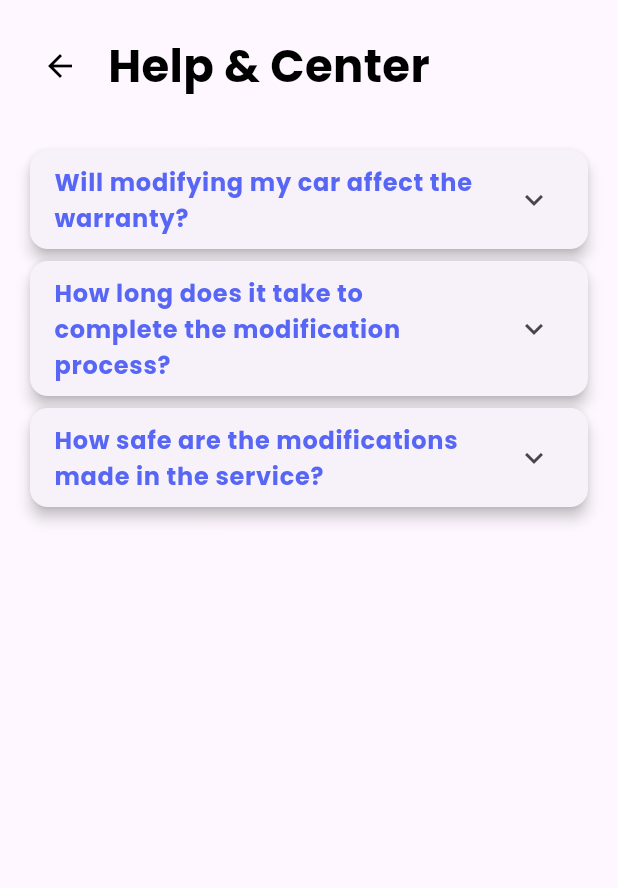
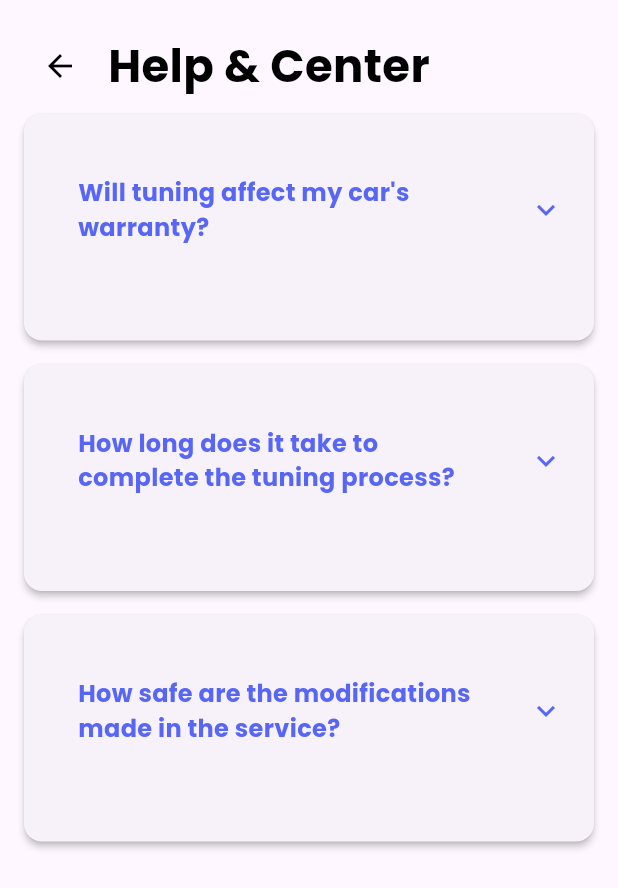
Before and after one commit to upc-pre-202402-cc238-sw65-dev-raid/cartunn-mobile-app, a Flutter app: the SettingsPage screen opened directly, after a tap on "Help & Center", on a phone screen of 412 x 824 dp. Shown: the top 888 px of the screen. Run offline on Flutter 3.47's test engine with Material 3 defaults, Android fonts, the phone set to English and light mode, and no system bars; drawn by our look-alikes of accordion; our stand-ins replace flutter_bloc, get_it, iconsax.

Commit message:
feat(settings): Implemented new functionalities on HelpCenter

```diff
--- a/lib/features/auth/presentation/pages/login_page.dart
+++ b/lib/features/auth/presentation/pages/login_page.dart
@@ -9,7 +9,7 @@ import 'package:get_it/get_it.dart';
 import 'package:cartunn/features/inventory/presentation/pages/inventory_page.dart';
 import 'package:cartunn/features/manageRefunds/presentation/pages/manage_refund_page.dart';
 import 'package:cartunn/views/orders/orders.dart';
-import 'package:cartunn/views/settings/settings.dart';
+import 'package:cartunn/features/settings/presentation/pages/settings_page.dart';
 import 'package:cartunn/features/inventory/domain/usecases/get_products_usecase.dart';
 
 class LoginPage extends StatefulWidget {
--- /dev/null
+++ b/lib/features/settings/presentation/pages/help/help_center_page.dart
@@ -0,0 +1,54 @@
+import 'package:flutter/material.dart';
+import 'package:cartunn/features/settings/presentation/widgets/faq_item.dart';
+
+class HelpCenterPage extends StatelessWidget {
+  const HelpCenterPage({super.key});
+
+  @override
+  Widget build(BuildContext context) {
+    return Scaffold(
+      body: ListView(
+        padding: const EdgeInsets.symmetric(horizontal: 16.0, vertical: 20.0),
+        children: [
+          Padding(
+            padding: const EdgeInsets.only(bottom: 8.0),
+            child: Row(
+              children: [
+                IconButton(
+                  icon: const Icon(Icons.arrow_back, color: Colors.black),
+                  onPressed: () {
+                    Navigator.pop(context);
+                  },
+                ),
+                const SizedBox(width: 8.0),
+                const Text(
+                  'Help & Center',
+                  style: TextStyle(
+                    fontWeight: FontWeight.bold,
+                    fontSize: 30,
+                    color: Colors.black,
+                  ),
+                ),
+              ],
+            ),
+          ),
+          const FAQItem(
+            question: "Will tuning affect my car's warranty?",
+            answer:
+                "In general, making modifications to your car can affect the warranty, especially if these modifications are related to the engine or other major components. However, our team will ensure that any modifications made comply with the manufacturer's standards and specifications to minimize any warranty risk.",
+          ),
+          const FAQItem(
+            question: "How long does it take to complete the tuning process?",
+            answer:
+                "The time required to complete the tuning process may vary depending on the scope of the modifications and the availability of the necessary components. Our team will provide you with a detailed estimate of the waiting time once we have evaluated your car and agreed on the details of the work to be done.",
+          ),
+          const FAQItem(
+            question: "How safe are the modifications made in the service?",
+            answer:
+                "Safety is our top priority. All modifications performed on your car are carried out by professionals who follow rigorous safety guidelines and standards.",
+          ),
+        ],
+      ),
+    );
+  }
+}
--- /dev/null
+++ b/lib/features/settings/presentation/pages/settings_page.dart
@@ -0,0 +1,103 @@
+import 'package:cartunn/features/settings/presentation/pages/help/help_center_page.dart';
+import 'package:cartunn/features/settings/presentation/pages/profile/profile.dart';
+import 'package:flutter/material.dart';
+
+class SettingsPage extends StatelessWidget {
+  const SettingsPage({super.key});
+
+  @override
+  Widget build(BuildContext context) {
+    return Scaffold(
+      appBar: AppBar(
+        title: const Text(
+          'Settings',
+          style: TextStyle(
+            fontSize: 30,
+            fontWeight: FontWeight.bold,
+          ),
+        ),
+      ),
+      body: CustomScrollView(
+        slivers: [
+          // Profile section
+          SliverList(
+            delegate: SliverChildListDelegate(
+              [
+                ListTile(
+                  leading: const Icon(Icons.person, color: Color(0xFF5766F5)),
+                  title: const Text(
+                    'Profile',
+                    style: TextStyle(color: Colors.black),
+                  ),
+                  trailing: const Icon(Icons.arrow_forward_ios, color: Colors.grey),
+                  onTap: () {
+                    Navigator.push(
+                      context,
+                      MaterialPageRoute(builder: (context) => const ProfilePage()),
+                    );
+                  },
+                  shape: RoundedRectangleBorder(
+                    borderRadius: BorderRadius.circular(12.0),
+                    side: const BorderSide(color: Color.fromARGB(255, 158, 158, 158), width: 0.5),
+                  ),
+                ),
+                const SizedBox(height: 20.0),
+              ],
+            ),
+          ),
+
+          // Help & Center section
+          SliverList(
+            delegate: SliverChildListDelegate(
+              [
+                ListTile(
+                  leading: const Icon(Icons.help, color: Color(0xFF5766F5)),
+                  title: const Text(
+                    'Help & Center',
+                    style: TextStyle(color: Colors.black),
+                  ),
+                  trailing: const Icon(Icons.arrow_forward_ios, color: Colors.grey),
+                  onTap: () {
+                    Navigator.push(
+                      context,
+                      MaterialPageRoute(builder: (context) => const HelpCenterPage()),
+                    );
+                  },
+                  shape: RoundedRectangleBorder(
+                    borderRadius: BorderRadius.circular(12.0),
+                    side: const BorderSide(color: Colors.grey, width: 0.5),
+                  ),
+                ),
+                const SizedBox(height: 20.0),
+              ],
+            ),
+          ),
+
+          // Logout section
+          SliverList(
+            delegate: SliverChildListDelegate(
+              [
+                ListTile(
+                  leading: const Icon(Icons.logout, color: Color(0xFF5766F5)),
+                  title: const Text(
+                    'Logout',
+                    style: TextStyle(color: Colors.black),
+                  ),
+                  trailing: const Icon(Icons.arrow_forward_ios, color: Colors.grey),
+                  onTap: () {
+                    // Implement logout functionality here
+                  },
+                  shape: RoundedRectangleBorder(
+                    borderRadius: BorderRadius.circular(12.0),
+                    side: const BorderSide(color: Colors.grey, width: 0.5),
+                  ),
+                ),
+                const SizedBox(height: 20.0),
+              ],
+            ),
+          ),
+        ],
+      ),
+    );
+  }
+}
--- /dev/null
+++ b/lib/features/settings/presentation/widgets/faq_item.dart
@@ -0,0 +1,67 @@
+import 'package:flutter/material.dart';
+import 'package:accordion/accordion.dart';
+
+class FAQItem extends StatelessWidget {
+  final String question;
+  final String answer;
+
+  const FAQItem({
+    required this.question,
+    required this.answer,
+    super.key,
+  });
+
+  @override
+  Widget build(BuildContext context) {
+    return Card(
+      elevation: 2,
+      margin: const EdgeInsets.only(bottom: 16.0),
+      shape: RoundedRectangleBorder(
+        borderRadius: BorderRadius.circular(12.0),
+      ),
+      child: Accordion(
+        maxOpenSections: 1,
+        headerBackgroundColorOpened: const Color(0xFFE0E3F3),
+        children: [
+          AccordionSection(
+            isOpen: false,
+            headerBackgroundColor: Colors.transparent,
+            header: Padding(
+              padding: const EdgeInsets.all(16.0),
+              child: Text(
+                question,
+                style: const TextStyle(
+                  fontWeight: FontWeight.bold,
+                  fontSize: 16,
+                  color: Color(0xFF5766F5),
+                ),
+              ),
+            ),
+            rightIcon: const Icon(
+              Icons.expand_more,
+              color: Color(0xFF5766F5),
+            ),
+            content: Container(
+              decoration: const BoxDecoration(
+                color: Colors.white,
+                borderRadius: BorderRadius.only(
+                  bottomLeft: Radius.circular(12.0),
+                  bottomRight: Radius.circular(12.0),
+                ),
+              ),
+              padding: const EdgeInsets.all(16.0),
+              child: Text(
+                answer,
+                style: const TextStyle(
+                  fontSize: 14,
+                  color: Colors.black87,
+                ),
+              ),
+            ),
+            contentBorderWidth: 0, // Sin borde adicional
+          ),
+        ],
+      ),
+    );
+  }
+}
--- a/lib/main.dart
+++ b/lib/main.dart
@@ -20,6 +20,7 @@ void setupGetIt() {
   getIt.registerLazySingleton(() => http.Client());
   getIt.registerLazySingleton(() => AuthService());
   getIt.registerFactory(() => LoginBloc(getIt<AuthService>()));
+
   getIt.registerLazySingleton(() => InventoryRemoteDatasource());
   getIt.registerLazySingleton<InventoryRepository>(
     () => InventoryRepositoryImpl(remoteDatasource: getIt()),
--- a/lib/views/settings/helpCenter/help_center.dart
+++ /dev/null
@@ -1,98 +0,0 @@
-import 'package:flutter/material.dart';
-
-class HelpCenterPage extends StatelessWidget {
-  const HelpCenterPage({super.key});
-
-  @override
-  Widget build(BuildContext context) {
-    return Scaffold(
-      body: ListView(
-        padding: const EdgeInsets.symmetric(horizontal: 16.0, vertical: 20.0),
-        children: [
-          Padding(
-            padding: const EdgeInsets.only(bottom: 8.0),
-            child: Row(
-              children: [
-                IconButton(
-                  icon: const Icon(Icons.arrow_back, color: Colors.black),
-                  onPressed: () {
-                    Navigator.pop(context);
-                  },
-                ),
-                const SizedBox(width: 8.0),
-                const Text(
-                  'Help & Center',
-                  style: TextStyle(
-                    fontWeight: FontWeight.bold,
-                    fontSize: 30,
-                    color: Colors.black,
-                  ),
-                ),
-              ],
-            ),
-          ),
-          const SizedBox(height: 20.0),
-          const FAQItem(
-            question: "Will modifying my car affect the warranty?",
-            answer:
-                "In general, making modifications to your car can affect the warranty, especially if these modifications involve the engine or other major components. However, our team will ensure that modifications comply with the manufacturer's standards and specifications to minimize any warranty risk.",
-          ),
-          const FAQItem(
-            question: "How long does it take to complete the modification process?",
-            answer:
-                "The time required to complete the modification process can vary depending on the scope of the modifications and the availability of the necessary components. Our team will provide you with a detailed estimate of the waiting time once we have evaluated your car and agreed on the work details.",
-          ),
-          const FAQItem(
-            question: "How safe are the modifications made in the service?",
-            answer:
-                "Safety is our top priority. All modifications performed on your car are carried out by professionals who follow rigorous safety guidelines and standards.",
-          ),
-        ],
-      ),
-    );
-  }
-}
-
-class FAQItem extends StatelessWidget {
-  final String question;
-  final String answer;
-
-  const FAQItem({
-    required this.question,
-    required this.answer,
-    super.key,
-  });
-
-  @override
-  Widget build(BuildContext context) {
-    return Card(
-      elevation: 4.0,
-      shape: RoundedRectangleBorder(
-        borderRadius: BorderRadius.circular(12.0),
-      ),
-      child: ExpansionTile(
-        backgroundColor: Colors.white,
-        title: Text(
-          question,
-          style: const TextStyle(
-            fontWeight: FontWeight.w600,
-            fontSize: 16,
-            color: Color(0xFF5766F5),
-          ),
-        ),
-        children: [
-          Padding(
-            padding: const EdgeInsets.all(16.0),
-            child: Text(
-              answer,
-              style: const TextStyle(
-                fontSize: 14,
-                color: Colors.black87,
-              ),
-            ),
-          ),
-        ],
-      ),
-    );
-  }
-}
--- a/lib/views/settings/settings.dart
+++ /dev/null
@@ -1,71 +0,0 @@
-import 'package:flutter/material.dart';
-import 'package:cartunn/views/settings/profile/profile.dart';
-import 'package:cartunn/views/settings/helpCenter/help_center.dart';
-
-class SettingsPage extends StatelessWidget {
-  const SettingsPage({super.key});
-
-  @override
-  Widget build(BuildContext context) {
-    return Scaffold(
-      body: ListView(
-        children: [
-          const Padding(
-            padding: EdgeInsets.all(8.0),
-            child: Text(
-              'Settings',
-              style: TextStyle(
-                fontWeight: FontWeight.bold,
-                fontSize: 30,
-              ),
-            ),
-          ),
-          const SizedBox(height: 20.0),
-          ListTile(
-            leading: const Icon(Icons.person, color: Colors.black),
-            title: const Text('Profile'),
-            trailing: const Icon(Icons.arrow_forward_ios, color: Colors.grey),
-            onTap: () {
-              Navigator.push(
-                context,
-                MaterialPageRoute(builder: (context) => const ProfilePage()),
-              );
-            },
-            shape: RoundedRectangleBorder(
-              borderRadius: BorderRadius.circular(12.0),
-              side: const BorderSide(color: Color.fromARGB(255, 158, 158, 158), width: 0.5),
-            ),
-          ),
-          const SizedBox(height: 20.0),
-          ListTile(
-            leading: const Icon(Icons.help, color: Colors.black),
-            title: const Text('Help & Center'),
-            trailing: const Icon(Icons.arrow_forward_ios, color: Colors.grey),
-            onTap: () {
-              Navigator.push(
-                context,
-                MaterialPageRoute(builder: (context) => const HelpCenterPage()),
-              );
-            },
-            shape: RoundedRectangleBorder(
-              borderRadius: BorderRadius.circular(12.0),
-              side: const BorderSide(color: Colors.grey, width: 0.5),
-            ),
-          ),
-          const SizedBox(height: 20.0),
-          ListTile(
-            leading: const Icon(Icons.logout, color: Colors.black),
-            title: const Text('Logout'),
-            trailing: const Icon(Icons.arrow_forward_ios, color: Colors.grey),
-            onTap: () {
-            },
-            shape: RoundedRectangleBorder(
-              borderRadius: BorderRadius.circular(12.0),
-              side: const BorderSide(color: Colors.grey, width: 0.5),
-            ),
-          ),
-        ],
-      ),
-    );
-  }
-}
--- a/pubspec.yaml
+++ b/pubspec.yaml
@@ -37,6 +37,8 @@ dependencies:
   cupertino_icons: ^1.0.8
   http: ^0.13.3
   iconsax: ^0.0.8
+  accordion: ^2.0.6
+
   another_flutter_splash_screen: ^1.2.1
   get_it: ^8.0.2
   flutter_bloc: ^8.1.6
```
Also changed, not shown: lib/features/settings/presentation/pages/profile/profile.dart (renamed from lib/views/settings/profile/profile.dart), pubspec.lock.
